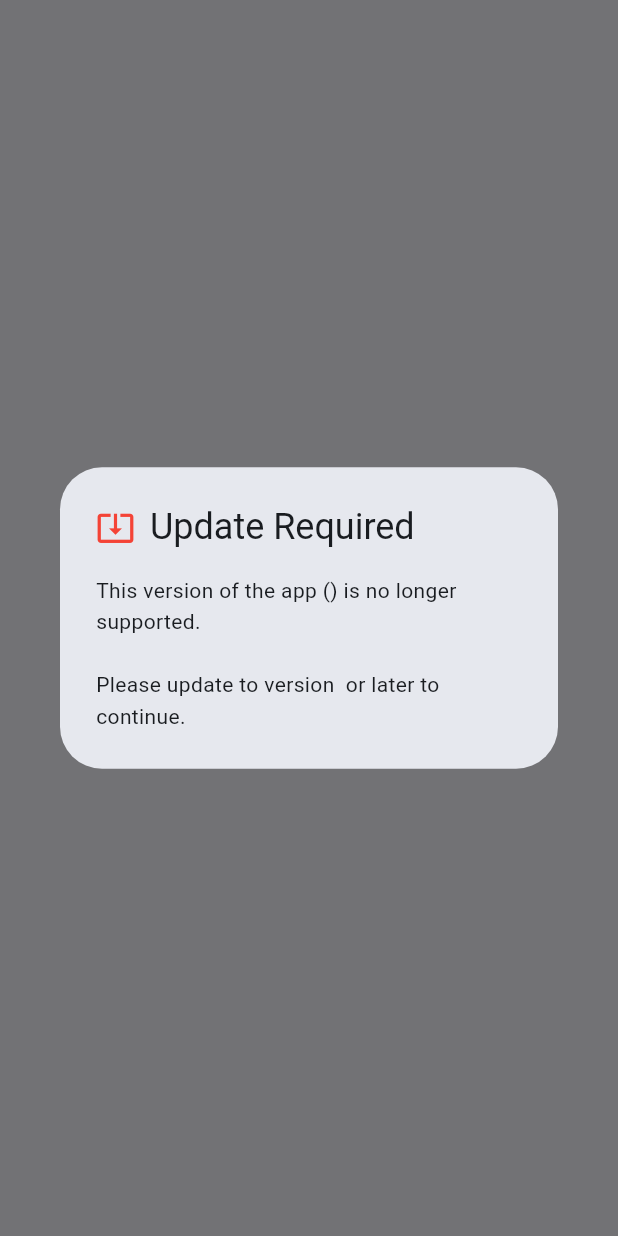
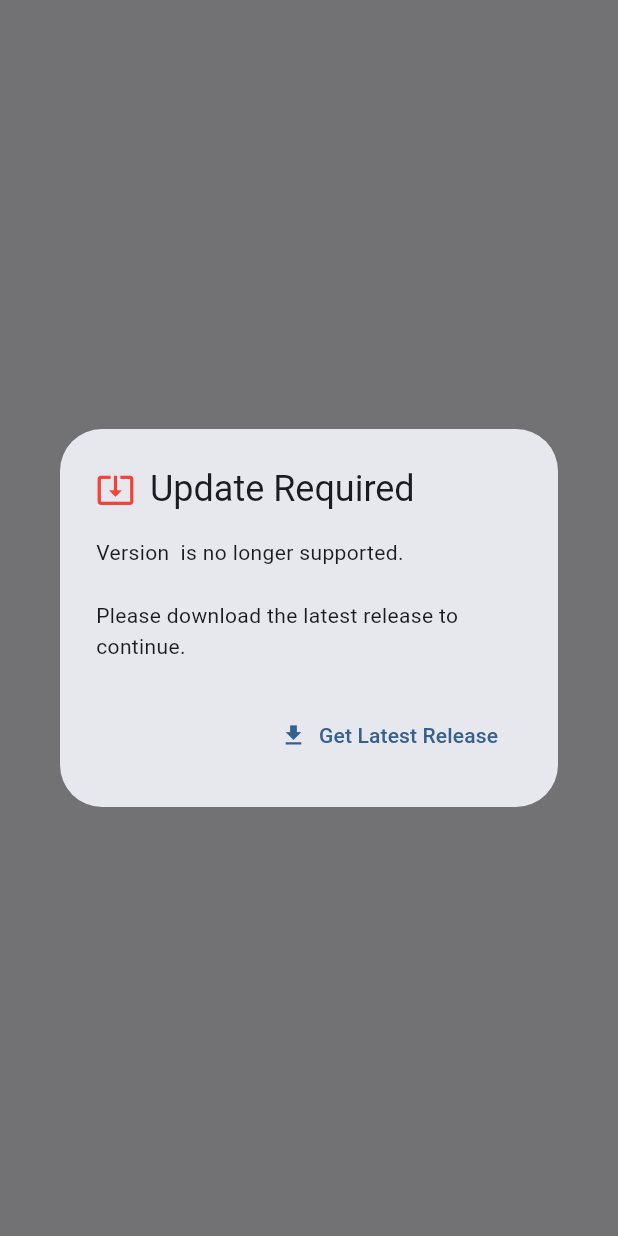
Before and after one commit to InlandNWMesh/Meshcore-Wardrive-Android, a Flutter app: what showUpdateRequiredDialog() shows on an empty page, opened directly with empty values, on a phone screen of 412 x 824 dp. Run offline on Flutter 3.47's test engine with Material 3 defaults, Android fonts, the phone set to English and light mode, and no system bars; our stand-ins replace audioplayers, file_picker, flutter_blue_plus, flutter_map, flutter_secure_storage, geolocator and 7 more; missing offline and left inert: flutter_foreground_task, geohash_plus, mobile_scanner, pointycastle, usb_serial; accounts and stored records are empty.

Commit message:
v1.0.34: release signing in CI, update dialog with download link

```diff
--- a/lib/constants/app_version.dart
+++ b/lib/constants/app_version.dart
@@ -1,2 +1,2 @@
 /// App version constant - update this for each release
-const String appVersion = '1.0.32';
+const String appVersion = '1.0.34';
--- a/lib/screens/dialogs/show_update_required_dialog.dart
+++ b/lib/screens/dialogs/show_update_required_dialog.dart
@@ -1,4 +1,7 @@
 import 'package:flutter/material.dart';
+import 'package:url_launcher/url_launcher.dart';
+
+const _releasesUrl = 'https://github.com/george-viaud/Meshcore-Wardrive-Android/releases/latest';
 
 /// Shows a non-dismissible dialog when the installed app version is below
 /// the server's declared minimum. The user cannot proceed to the map.
@@ -20,10 +23,20 @@ Future<void> showUpdateRequiredDialog(
         ],
       ),
       content: Text(
-        'This version of the app ($currentVersion) is no longer supported.\n\n'
-        'Please update to version $minVersion or later to continue.',
+        'Version $currentVersion is no longer supported.\n\n'
+        'Please download the latest release to continue.',
         style: const TextStyle(height: 1.5),
       ),
+      actions: [
+        TextButton.icon(
+          icon: const Icon(Icons.download),
+          label: const Text('Get Latest Release'),
+          onPressed: () => launchUrl(
+            Uri.parse(_releasesUrl),
+            mode: LaunchMode.externalApplication,
+          ),
+        ),
+      ],
     ),
   );
 }
--- a/pubspec.yaml
+++ b/pubspec.yaml
@@ -16,7 +16,7 @@ publish_to: 'none' # Remove this line if you wish to publish to pub.dev
 # https://developer.apple.com/library/archive/documentation/General/Reference/InfoPlistKeyReference/Articles/CoreFoundationKeys.html
 # In Windows, build-name is used as the major, minor, and patch parts
 # of the product and file versions while build-number is used as the build suffix.
-version: 1.0.33+33
+version: 1.0.34+34
 
 environment:
   sdk: ^3.10.0
```
Also changed, not shown: 1 other file.
